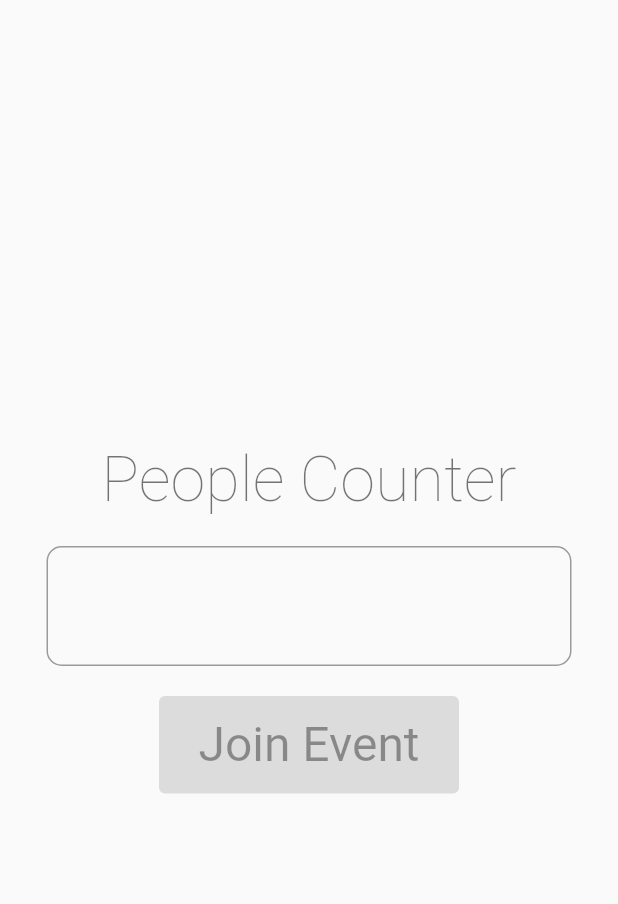
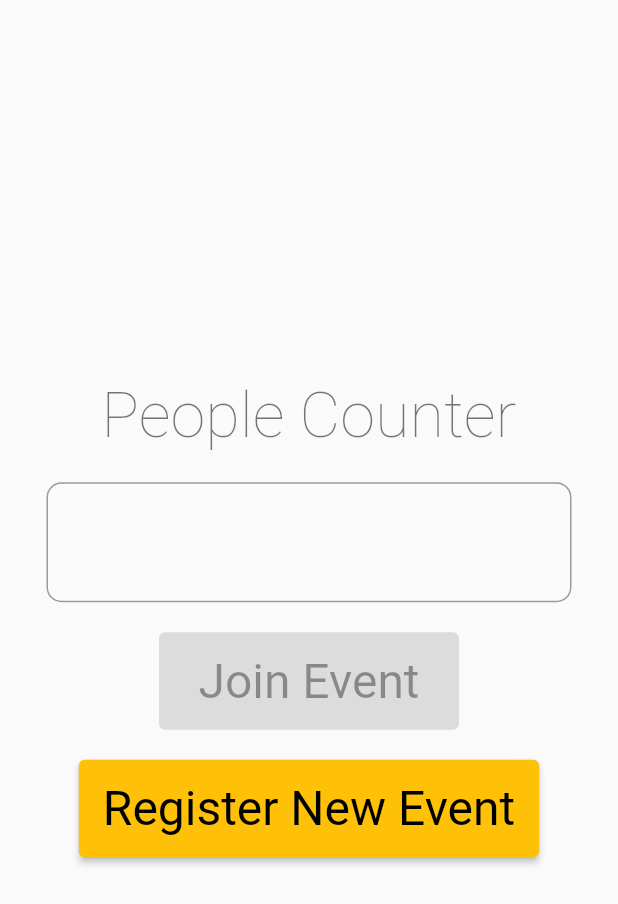
Before and after one commit to ImperialOctopus/people-counter, a Flutter app: the screen it shows after launch, on a phone screen of 412 x 824 dp. Shown: the top 904 px of the screen. Run offline on Flutter 3.47's test engine with Material 2 defaults, Android fonts, the light colour scheme and no system bars; our stand-ins replace cloud_firestore, equatable, firebase_core, flutter_bloc; accounts and stored records are empty.

Commit message:
Add register new event button

```diff
--- a/lib/screen/room_select_screen.dart
+++ b/lib/screen/room_select_screen.dart
@@ -35,13 +35,17 @@ class _RoomSelectScreenState extends State<RoomSelectScreen> {
             builder: (context, state) => Column(
               mainAxisAlignment: MainAxisAlignment.center,
               children: [
-                Text(
+                Padding(
+                  padding: const EdgeInsets.symmetric(vertical: 10),
+                  child: Text(
                     widget.title,
                     textAlign: TextAlign.center,
                     style: Theme.of(context).textTheme.headline1,
                   ),
-                Container(height: 20),
-                Container(
+                ),
+                Padding(
+                  padding: const EdgeInsets.symmetric(vertical: 10),
+                  child: Container(
                     width: 350,
                     child: TextFormField(
                       controller: roomCodeController,
@@ -61,23 +65,55 @@ class _RoomSelectScreenState extends State<RoomSelectScreen> {
                           setState(() => _submitEnabled = (string != '')),
                     ),
                   ),
-                if (state is RoomLoadError) Container(height: 20),
+                ),
                 if (state is RoomLoadError)
-                  Text(
+                  Padding(
+                    padding: const EdgeInsets.symmetric(vertical: 10),
+                    child: Text(
                       'failed to join event',
                       style: Theme.of(context).textTheme.headline4,
                     ),
-                Container(height: 20),
-                (state is LoadingRoom || state is InRoom)
+                  ),
+                Padding(
+                  padding: const EdgeInsets.symmetric(vertical: 10),
+                  child: (state is LoadingRoom || state is InRoom)
                       ? CircularProgressIndicator()
-                    : ElevatedButton(
+                      : Column(
+                          children: [
+                            ElevatedButton(
                               child: Text('Join Event'),
                               onPressed: _submitEnabled
                                   ? () {
                                       BlocProvider.of<RoomBloc>(context).add(
-                                    EnterRoomEvent(roomCodeController.text));
+                                          EnterRoomEvent(
+                                              roomCodeController.text));
                                     }
                                   : null,
+                            ),
+                            Padding(
+                              padding: const EdgeInsets.symmetric(vertical: 10),
+                            ),
+                            ElevatedButton(
+                              child: Text('Register New Event'),
+                              onPressed: () => showDialog(
+                                context: context,
+                                builder: (context) => AlertDialog(
+                                  title: Text("Register New Event"),
+                                  content: Text(
+                                      // ignore: lines_longer_than_80_chars
+                                      "To register new events contact imperialoctopus@gmail.com with details of your event."),
+                                  actions: [
+                                    FlatButton(
+                                      child: Text("Close"),
+                                      onPressed: () =>
+                                          Navigator.of(context).pop(),
+                                    ),
+                                  ],
+                                ),
+                              ),
+                            ),
+                          ],
+                        ),
                 ),
               ],
             ),
```
Lines whose indentation alone changed are shown as unchanged.
